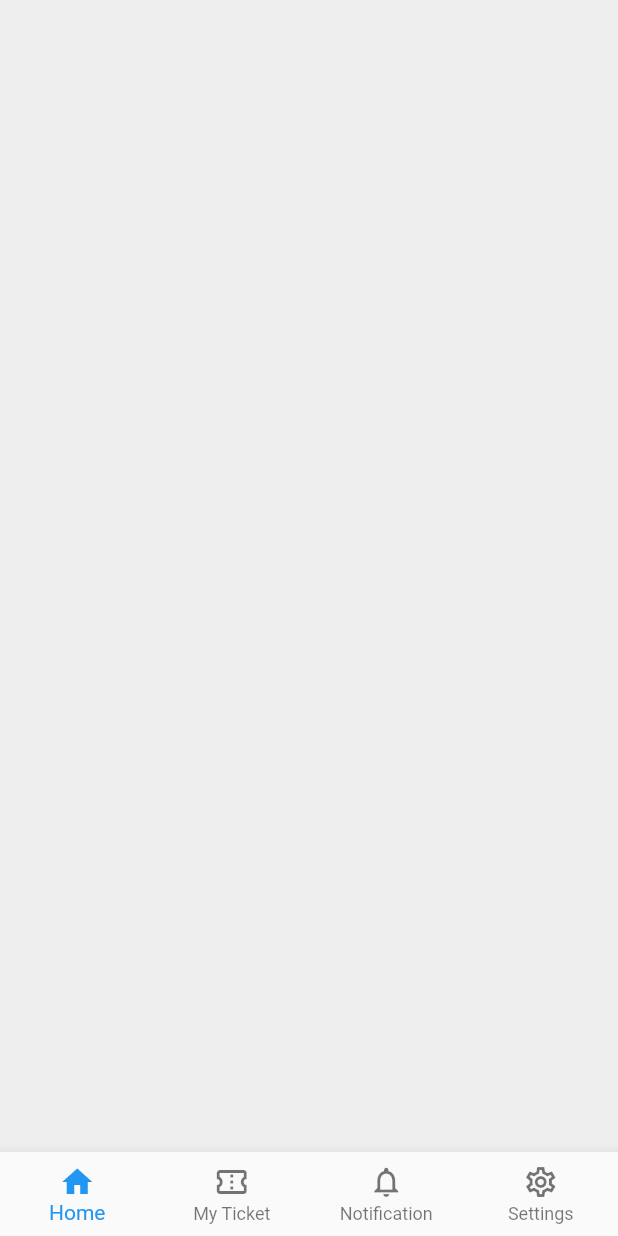
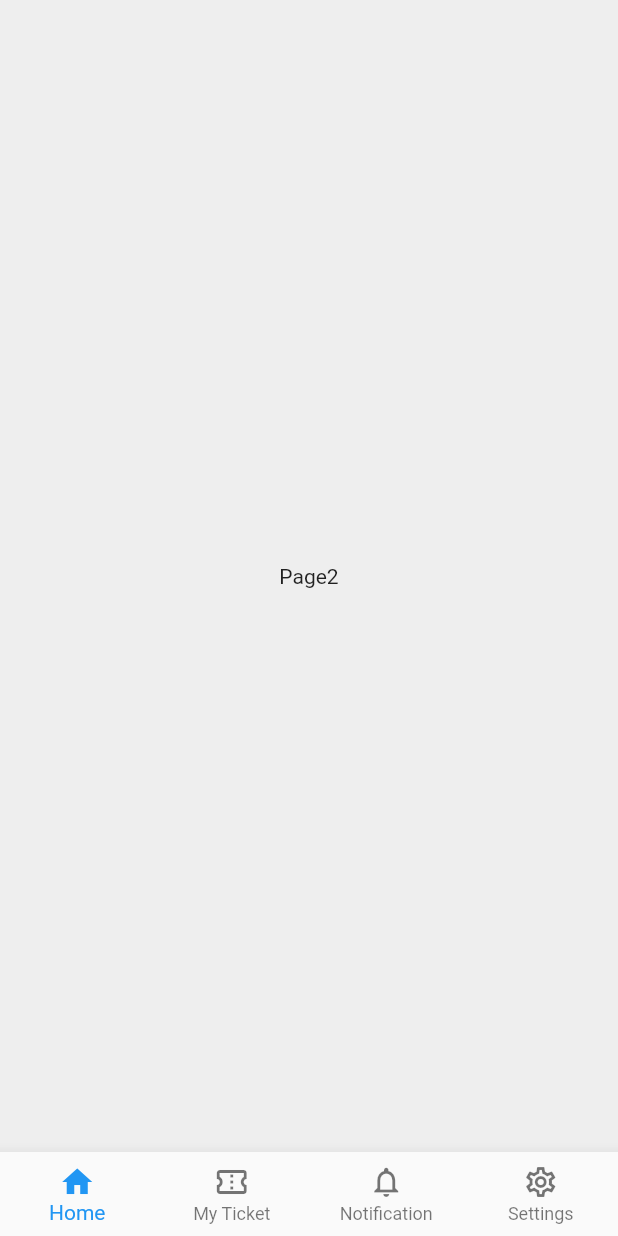
Before and after one commit to JAICHANGPARK/flutter_notebook_11th_story, a Flutter app: the screen it shows after launch, swiped to page 2, on a phone screen of 412 x 824 dp. Run offline on Flutter 3.47's test engine with Material 2 defaults, Android fonts, the phone set to English and light mode, and no system bars; our stand-ins replace backdrop, badges, flutter_inner_drawer, flutter_slidable, google_fonts.

Commit message:
Update ticket_booking_home_page.dart

```diff
--- a/lib/ep710_ticket_booking_app/ticket_booking_home_page.dart
+++ b/lib/ep710_ticket_booking_app/ticket_booking_home_page.dart
@@ -211,7 +211,18 @@ class _TicketBookingHomePageState extends State<TicketBookingHomePage> {
               ),
             ),
             Container(
-              child: Center(),
+              child: Center(
+                child: Text("Page2"),
+              ),
+            ),
+            Container(
+              child: Center(
+                child: Text("Page3"),
+              ),
+            ),
+            Container(
+              child: Center(
+                child: Text("Page4"),),
             )
           ]
         ),
```
